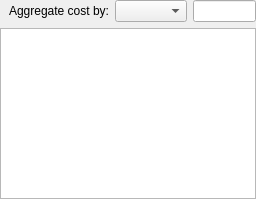
This is src/resultsbottomuppage.ui in KDAB/hotspot as Qt 5 draws it before an edit. The edited form follows.
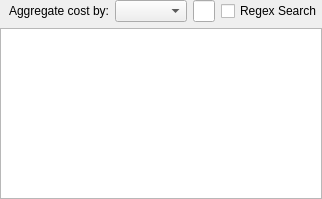
This is the edited form.

Commit message:
feat: support regex search
Since we use QSortFilterProxyModel we get this for free.
This patch adds support for regex search by not escaping the search term
if it is prefix with %.
For the flamegraph there is a custom implementation, which changes the
current QString::contains to a QRegularExpression::match call.

Closes: #666

The edit to the form file:
```diff
--- a/src/resultsbottomuppage.ui
+++ b/src/resultsbottomuppage.ui
@@ -71,6 +71,13 @@
         </property>
        </widget>
       </item>
+      <item>
+       <widget class="QCheckBox" name="regexCheckBox">
+        <property name="text">
+         <string>Regex Search</string>
+        </property>
+       </widget>
+      </item>
      </layout>
     </widget>
    </item>
```
The commit also changes 13 other files.
